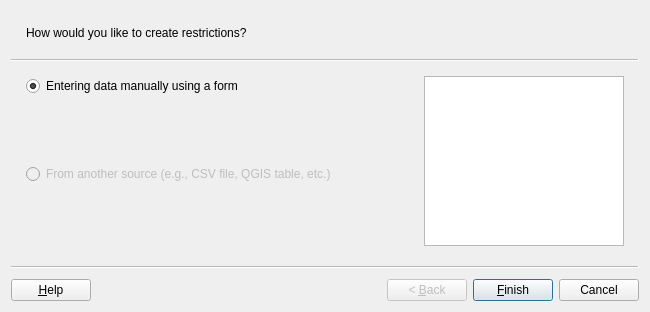
The window that asistente_ladm_col/ui/wiz_create_restriction_cadastre.ui (SwissTierrasColombia/Asistente-LADM-COL) describes before a commit, drawn with Qt 5.
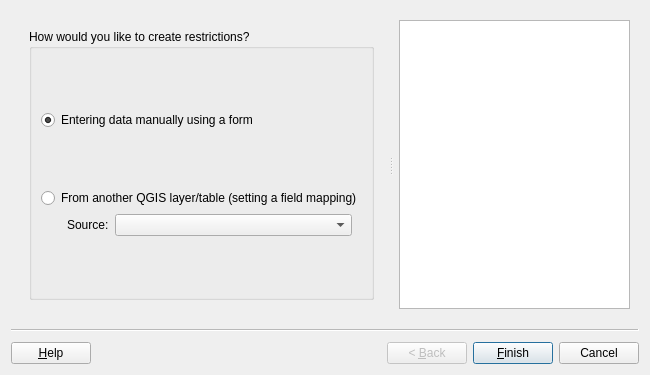
The same window after the commit. Custom widgets are drawn as their Qt base class.

Commit message: Update wizards ui and coding for RRR functionalities

What changed in the file:
```diff
--- a/asistente_ladm_col/ui/wiz_create_restriction_cadastre.ui
+++ b/asistente_ladm_col/ui/wiz_create_restriction_cadastre.ui
@@ -7,7 +7,7 @@
     <x>0</x>
     <y>0</y>
     <width>650</width>
-    <height>312</height>
+    <height>375</height>
    </rect>
   </property>
   <property name="windowTitle">
@@ -18,13 +18,52 @@
   </property>
   <widget class="QWizardPage" name="wizardPage1">
    <property name="subTitle">
-    <string>How would you like to create restrictions?</string>
+    <string/>
    </property>
    <layout class="QGridLayout" name="gridLayout">
     <item row="0" column="0">
-     <layout class="QVBoxLayout" name="verticalLayout">
-      <item>
-       <widget class="QRadioButton" name="rad_party_create">
+     <widget class="QSplitter" name="splitter_3">
+      <property name="sizePolicy">
+       <sizepolicy hsizetype="Expanding" vsizetype="Expanding">
+        <horstretch>0</horstretch>
+        <verstretch>0</verstretch>
+       </sizepolicy>
+      </property>
+      <property name="orientation">
+       <enum>Qt::Horizontal</enum>
+      </property>
+      <property name="handleWidth">
+       <number>16</number>
+      </property>
+      <widget class="QFrame" name="frame_3">
+       <property name="sizePolicy">
+        <sizepolicy hsizetype="Expanding" vsizetype="Expanding">
+         <horstretch>2</horstretch>
+         <verstretch>0</verstretch>
+        </sizepolicy>
+       </property>
+       <layout class="QGridLayout" name="gridLayout_8">
+        <item row="0" column="0">
+         <widget class="QGroupBox" name="gbx_page_2">
+          <property name="title">
+           <string>How would you like to create restrictions?</string>
+          </property>
+          <layout class="QGridLayout" name="gridLayout_9">
+           <item row="0" column="0">
+            <spacer name="verticalSpacer_6">
+             <property name="orientation">
+              <enum>Qt::Vertical</enum>
+             </property>
+             <property name="sizeHint" stdset="0">
+              <size>
+               <width>20</width>
+               <height>40</height>
+              </size>
+             </property>
+            </spacer>
+           </item>
+           <item row="1" column="0">
+            <widget class="QRadioButton" name="rad_create_manually">
         <property name="text">
          <string>Entering data manually using a form</string>
         </property>
@@ -33,8 +72,8 @@
         </property>
        </widget>
       </item>
-      <item>
-       <spacer name="verticalSpacer_2">
+           <item row="2" column="0">
+            <spacer name="verticalSpacer_7">
         <property name="orientation">
          <enum>Qt::Vertical</enum>
         </property>
@@ -46,51 +85,105 @@
         </property>
        </spacer>
       </item>
-      <item>
-       <widget class="QRadioButton" name="rad_party_from_list">
+           <item row="3" column="0">
+            <widget class="QRadioButton" name="rad_refactor">
         <property name="enabled">
-         <bool>false</bool>
+              <bool>true</bool>
         </property>
         <property name="text">
-         <string>From another source (e.g., CSV file, QGIS table, etc.)</string>
+              <string>From another QGIS layer/table (setting a field mapping)</string>
         </property>
        </widget>
       </item>
+           <item row="4" column="0">
+            <layout class="QHBoxLayout" name="horizontalLayout_3">
+             <property name="leftMargin">
+              <number>26</number>
+             </property>
+             <property name="rightMargin">
+              <number>10</number>
+             </property>
       <item>
-       <spacer name="verticalSpacer">
-        <property name="orientation">
-         <enum>Qt::Vertical</enum>
-        </property>
-        <property name="sizeHint" stdset="0">
-         <size>
-          <width>20</width>
-          <height>40</height>
-         </size>
-        </property>
-       </spacer>
-      </item>
-     </layout>
-    </item>
-    <item row="0" column="1">
-     <widget class="QTextBrowser" name="txt_help_page_1">
+              <widget class="QLabel" name="lbl_refactor_source">
+               <property name="sizePolicy">
+                <sizepolicy hsizetype="Preferred" vsizetype="Preferred">
+                 <horstretch>0</horstretch>
+                 <verstretch>0</verstretch>
+                </sizepolicy>
+               </property>
+               <property name="text">
+                <string>Source:</string>
+               </property>
+              </widget>
+             </item>
+             <item>
+              <widget class="QgsMapLayerComboBox" name="mMapLayerComboBox">
+               <property name="sizePolicy">
+                <sizepolicy hsizetype="Expanding" vsizetype="Fixed">
+                 <horstretch>0</horstretch>
+                 <verstretch>0</verstretch>
+                </sizepolicy>
+               </property>
       <property name="maximumSize">
        <size>
-        <width>200</width>
+                 <width>300</width>
         <height>16777215</height>
        </size>
       </property>
-      <property name="html">
-       <string>&lt;!DOCTYPE HTML PUBLIC &quot;-//W3C//DTD HTML 4.0//EN&quot; &quot;http://www.w3.org/TR/REC-html40/strict.dtd&quot;&gt;
-&lt;html&gt;&lt;head&gt;&lt;meta name=&quot;qrichtext&quot; content=&quot;1&quot; /&gt;&lt;style type=&quot;text/css&quot;&gt;
-p, li { white-space: pre-wrap; }
-&lt;/style&gt;&lt;/head&gt;&lt;body style=&quot; font-family:'Noto Sans'; font-size:10pt; font-weight:400; font-style:normal;&quot;&gt;
-&lt;p style=&quot;-qt-paragraph-type:empty; margin-top:0px; margin-bottom:0px; margin-left:0px; margin-right:0px; -qt-block-indent:0; text-indent:0px; font-family:'Ubuntu'; font-size:11pt;&quot;&gt;&lt;br /&gt;&lt;/p&gt;&lt;/body&gt;&lt;/html&gt;</string>
-      </property>
+               <property name="allowEmptyLayer" stdset="0">
+                <bool>true</bool>
+               </property>
+               <property name="showCrs" stdset="0">
+                <bool>false</bool>
+               </property>
      </widget>
     </item>
    </layout>
-  </widget>
- </widget>
+           </item>
+           <item row="5" column="0">
+            <spacer name="verticalSpacer_8">
+             <property name="orientation">
+              <enum>Qt::Vertical</enum>
+             </property>
+             <property name="sizeHint" stdset="0">
+              <size>
+               <width>20</width>
+               <height>40</height>
+              </size>
+             </property>
+            </spacer>
+           </item>
+          </layout>
+         </widget>
+        </item>
+       </layout>
+      </widget>
+      <widget class="QTextBrowser" name="txt_help_page_1">
+       <property name="sizePolicy">
+        <sizepolicy hsizetype="Expanding" vsizetype="Expanding">
+         <horstretch>0</horstretch>
+         <verstretch>0</verstretch>
+        </sizepolicy>
+       </property>
+       <property name="accessibleName">
+        <string/>
+       </property>
+       <property name="openLinks">
+        <bool>false</bool>
+       </property>
+      </widget>
+     </widget>
+    </item>
+   </layout>
+  </widget>
+ </widget>
+ <customwidgets>
+  <customwidget>
+   <class>QgsMapLayerComboBox</class>
+   <extends>QComboBox</extends>
+   <header>qgis.gui</header>
+  </customwidget>
+ </customwidgets>
  <resources/>
  <connections/>
 </ui>
```
Lines whose indentation alone changed are shown as unchanged. The commit also changes 5 other files.
